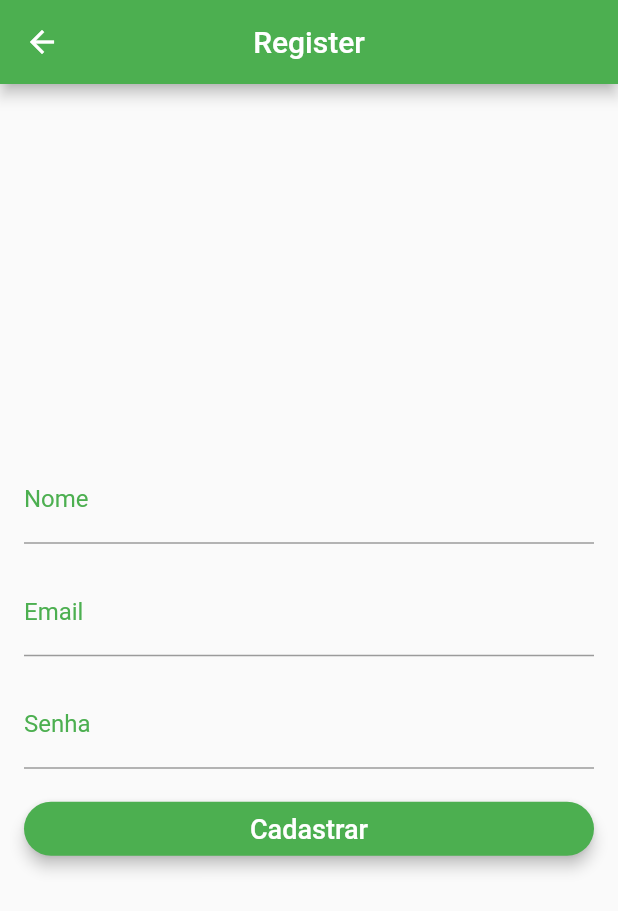
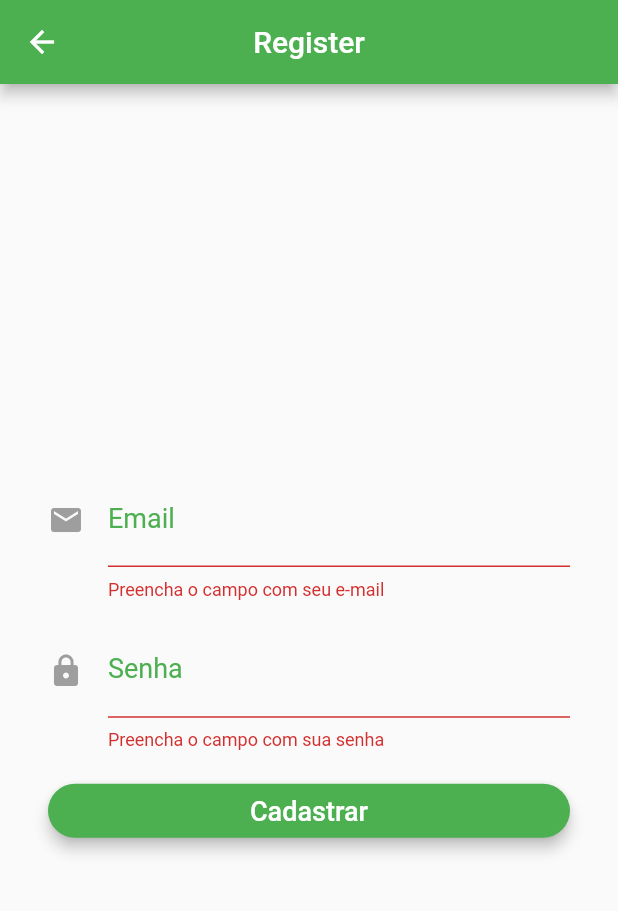
Before and after one commit to PedroFischerDeveloper/desenvolvimento-mobile, a Flutter app: the RegisterPage screen opened directly, after a tap on "Cadastrar", on a phone screen of 412 x 824 dp. Shown: the top 911 px of the screen. Run offline on Flutter 3.47's test engine with Material 2 defaults, Android fonts, the phone set to English and light mode, and no system bars; our stand-ins replace firebase_auth; accounts and stored records are empty.

Commit message:
:sparkles: adds register feature

```diff
--- a/lib/login.dart
+++ b/lib/login.dart
@@ -32,7 +32,12 @@ class _LoginPageState extends State<LoginPage> {
 
   void navigateToRegister() {
     Navigator.push(
-        context, MaterialPageRoute(builder: (context) => RegisterPage()));
+        context,
+        MaterialPageRoute(
+            builder: (context) => RegisterPage(
+                  auth: widget.auth,
+                  loginCallback: widget.loginCallback,
+                )));
   }
 
   bool validateAndSave() {
@@ -41,6 +46,9 @@ class _LoginPageState extends State<LoginPage> {
       form.save();
       return true;
     }
+    setState(() {
+      _isLoading = false;
+    });
     return false;
   }
 
--- a/lib/register.dart
+++ b/lib/register.dart
@@ -1,14 +1,190 @@
 import 'package:flutter/material.dart';
+import 'package:todo/authentication.dart';
+import 'package:todo/home.dart';
 
 class RegisterPage extends StatefulWidget {
+  RegisterPage({this.auth, this.loginCallback});
+
+  final BaseAuth auth;
+  final VoidCallback loginCallback;
+
   @override
   _RegisterPageState createState() => _RegisterPageState();
 }
 
 class _RegisterPageState extends State<RegisterPage> {
-  TextEditingController controllerNome = TextEditingController();
-  TextEditingController controllerEmail = TextEditingController();
-  TextEditingController controllerSenha = TextEditingController();
+  TextEditingController _controllerEmail = TextEditingController();
+  TextEditingController _controllerPassword = TextEditingController();
+
+  String _errorMessage = "";
+  bool _isLoading = false;
+
+  String _email;
+  String _password;
+
+  final _formKey = new GlobalKey<FormState>();
+
+  bool validateAndSave() {
+    final form = _formKey.currentState;
+    if (form.validate()) {
+      form.save();
+      return true;
+    }
+    setState(() {
+      _isLoading = false;
+    });
+    return false;
+  }
+
+  Widget _showCircularProgress() {
+    if (_isLoading) {
+      return Center(child: CircularProgressIndicator());
+    }
+    return Container(
+      height: 0.0,
+      width: 0.0,
+    );
+  }
+
+  void validateAndSubmit() async {
+    setState(() {
+      _errorMessage = "";
+      _isLoading = true;
+    });
+
+    if (validateAndSave()) {
+      String userId = "";
+      try {
+        userId = await widget.auth.signUp(_email, _password);
+        print('Signed in: $userId');
+
+        setState(() {
+          _isLoading = false;
+        });
+
+        if (userId.length > 0 && userId != null) {
+          widget.loginCallback();
+          navigateToHome();
+        }
+      } catch (e) {
+        print('Error: $e');
+        setState(() {
+          _isLoading = false;
+          _errorMessage = e.message;
+          _formKey.currentState.reset();
+        });
+      }
+    }
+  }
+
+  Widget showErrorMessage() {
+    return _errorMessage != null && _errorMessage.length > 0
+        ? Text(
+            _errorMessage,
+            textAlign: TextAlign.center,
+            style: TextStyle(
+                fontSize: 16.0,
+                color: Colors.red,
+                height: 1.0,
+                fontWeight: FontWeight.w700),
+          )
+        : Container(
+            height: 0.0,
+          );
+  }
+
+  Widget showEmailInput() {
+    return Padding(
+      padding: EdgeInsets.only(bottom: 16),
+      child: TextFormField(
+        keyboardType: TextInputType.emailAddress,
+        validator: (value) {
+          if (value.isEmpty) {
+            return 'Preencha o campo com seu e-mail';
+          }
+
+          return null;
+        },
+        decoration: InputDecoration(
+          labelText: "Email",
+          labelStyle: TextStyle(color: Colors.green),
+          icon: new Icon(
+            Icons.mail,
+            color: Colors.grey,
+          ),
+        ),
+        controller: _controllerEmail,
+        onSaved: (value) => _email = value.trim(),
+        style: TextStyle(
+          fontSize: 18,
+        ),
+      ),
+    );
+  }
+
+  Widget showPasswordInput() {
+    return Padding(
+      padding: EdgeInsets.only(bottom: 16),
+      child: TextFormField(
+        keyboardType: TextInputType.text,
+        decoration: InputDecoration(
+            labelText: "Senha",
+            labelStyle: TextStyle(color: Colors.green),
+            icon: new Icon(
+              Icons.lock,
+              color: Colors.grey,
+            )),
+        validator: (value) {
+          if (value.isEmpty) {
+            return 'Preencha o campo com sua senha';
+          }
+
+          return null;
+        },
+        controller: _controllerPassword,
+        onSaved: (value) => _password = value.trim(),
+        style: TextStyle(
+          fontSize: 18,
+        ),
+      ),
+    );
+  }
+
+  Widget _showForm() {
+    return Container(
+        padding: EdgeInsets.all(16),
+        child: Form(
+            key: _formKey,
+            child: Column(
+                crossAxisAlignment: CrossAxisAlignment.center,
+                mainAxisAlignment: MainAxisAlignment.center,
+                children: <Widget>[
+                  showErrorMessage(),
+                  showEmailInput(),
+                  showPasswordInput(),
+                  Padding(
+                      padding: EdgeInsets.only(bottom: 0),
+                      child: Row(
+                        children: <Widget>[
+                          Expanded(
+                              child: RaisedButton(
+                            elevation: 4,
+                            onPressed: validateAndSubmit,
+                            child: Text('Cadastrar',
+                                style: TextStyle(
+                                    color: Colors.white, fontSize: 18)),
+                            color: Colors.green,
+                            shape: RoundedRectangleBorder(
+                                borderRadius: BorderRadius.circular(30.0)),
+                          )),
+                        ],
+                      ))
+                ])));
+  }
+
+  void navigateToHome() {
+    Navigator.pop(context);
+  }
 
   @override
   Widget build(BuildContext context) {
@@ -21,77 +197,12 @@ class _RegisterPageState extends State<RegisterPage> {
         body: Container(
             padding: EdgeInsets.all(16),
             child: GestureDetector(
-                onTap: () {
-                  FocusScope.of(context).requestFocus(FocusNode());
-                },
-                child: Column(
-                  crossAxisAlignment: CrossAxisAlignment.center,
-                  mainAxisAlignment: MainAxisAlignment.center,
-                  children: <Widget>[
-                    Padding(
-                      padding: EdgeInsets.only(bottom: 16),
-                      child: TextFormField(
-                        keyboardType: TextInputType.emailAddress,
-                        decoration: InputDecoration(
-                          labelText: "Nome",
-                          labelStyle: TextStyle(color: Colors.green),
-                          hintText: "Digite seu nome",
-                        ),
-                        controller: controllerNome,
-                        style: TextStyle(
-                          fontSize: 16,
-                        ),
-                      ),
-                    ),
-                    Padding(
-                      padding: EdgeInsets.only(bottom: 16),
-                      child: TextFormField(
-                        cursorColor: Colors.green,
-                        keyboardType: TextInputType.emailAddress,
-                        decoration: InputDecoration(
-                            labelText: "Email",
-                            labelStyle: TextStyle(color: Colors.green),
-                            hintStyle:
-                                TextStyle(fontSize: 12, color: Colors.green)),
-                        controller: controllerEmail,
-                        style: TextStyle(
-                          fontSize: 16,
-                        ),
-                      ),
-                    ),
-                    Padding(
-                      padding: EdgeInsets.only(bottom: 16),
-                      child: TextFormField(
-                        keyboardType: TextInputType.text,
-                        decoration: InputDecoration(
-                            labelText: "Senha",
-                            labelStyle: TextStyle(color: Colors.green),
-                            hintStyle:
-                                TextStyle(fontSize: 12, color: Colors.green)),
-                        controller: controllerSenha,
-                        style: TextStyle(
-                          fontSize: 16,
-                        ),
-                      ),
-                    ),
-                    Padding(
-                        padding: EdgeInsets.only(bottom: 0),
-                        child: Row(
-                          children: <Widget>[
-                            Expanded(
-                                child: RaisedButton(
-                              elevation: 4,
-                              onPressed: () {},
-                              child: Text('Cadastrar',
-                                  style: TextStyle(
-                                      color: Colors.white, fontSize: 18)),
-                              color: Colors.green,
-                              shape: RoundedRectangleBorder(
-                                  borderRadius: BorderRadius.circular(30.0)),
-                            )),
-                          ],
-                        )),
-                  ],
-                ))));
+              onTap: () {
+                FocusScope.of(context).requestFocus(FocusNode());
+              },
+              child: Stack(
+                children: <Widget>[_showForm(), _showCircularProgress()],
+              ),
+            )));
   }
 }
```
